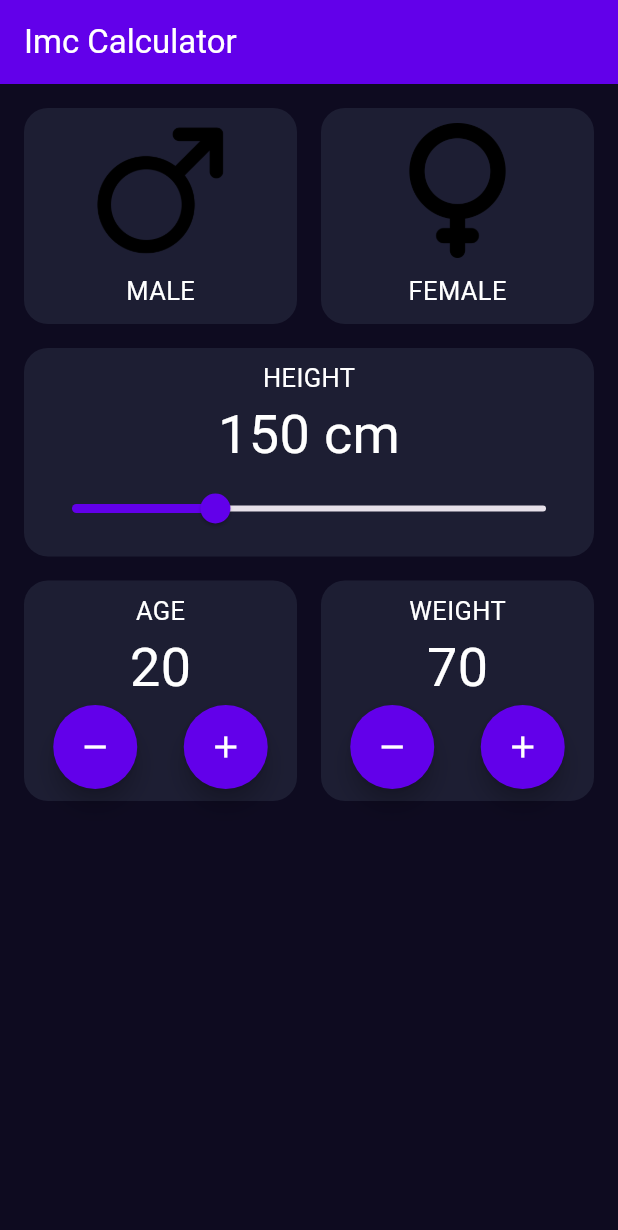
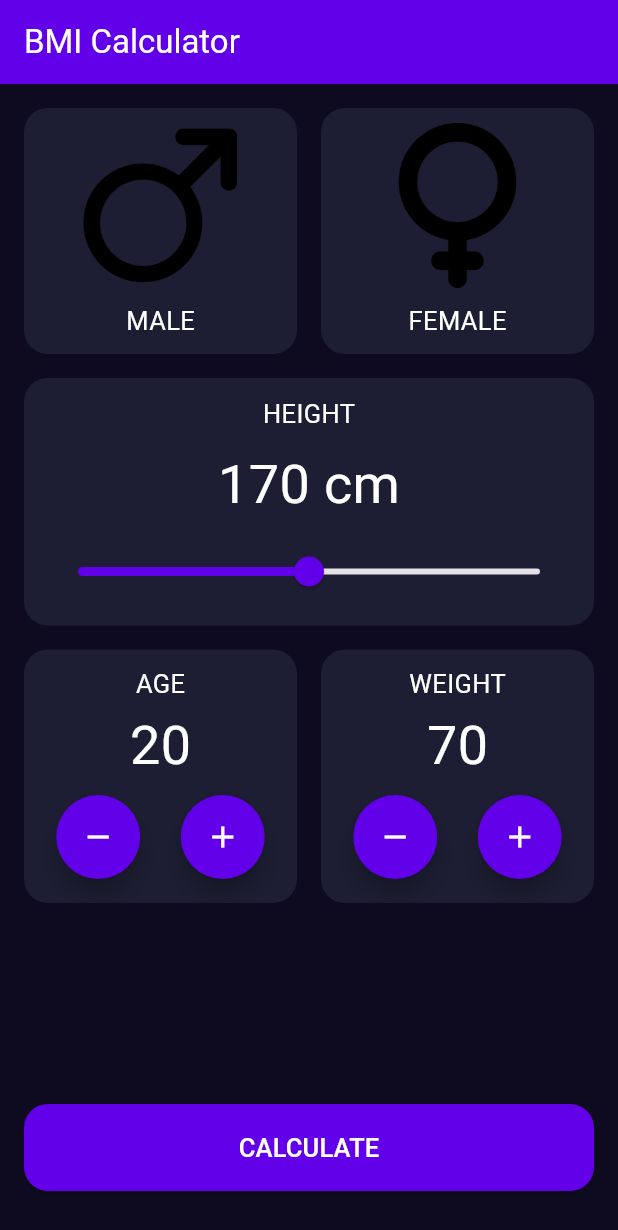
Before and after one commit to mesegr/IMC_Calc--AppCursoFlutterDart--, a Flutter app: the screen it shows after launch, on a phone screen of 412 x 824 dp. Shown: the top 1230 px of the screen. Run offline on Flutter 3.47's test engine with Material 3 defaults, Android fonts, the phone set to English and light mode, and no system bars.

Commit message:
boton de calcular

```diff
--- /dev/null
+++ b/imc_calculator/lib/components/calculate_buton.dart
@@ -0,0 +1,37 @@
+import 'package:flutter/material.dart';
+import 'package:imc_calculator/core/app_colors.dart';
+import 'package:imc_calculator/core/text_styles.dart';
+import 'package:imc_calculator/screens/imc_result_screen.dart';
+
+class CalculateButton extends StatefulWidget {
+  final int weight;
+  final double height;
+  const CalculateButton({super.key,required this.height,required this.weight});
+
+  @override
+  State<CalculateButton> createState() => _CalculateButtonState();
+}
+
+class _CalculateButtonState extends State<CalculateButton> {
+  double get trueHeight => widget.height/100;
+  double get bmi => widget.weight /(trueHeight * trueHeight);
+  @override
+  Widget build(BuildContext context) {
+    return Padding(
+      padding: const EdgeInsets.only(left:16.0,right: 16,bottom: 30),
+      child: ElevatedButton(onPressed: (){
+                            Navigator.push(context,
+                              MaterialPageRoute(builder: (context) => ImcResultScreen(bmi: bmi.toString(),)
+
+                              )
+                              );
+
+                            },
+                            style: ButtonStyle(
+                                  backgroundColor: WidgetStatePropertyAll(AppColors.primary),
+                                  shape: WidgetStatePropertyAll(RoundedRectangleBorder(
+                                  borderRadius:BorderRadius.circular(16)))),
+                                  child: Text('CALCULATE',style: TextStyles.primaryTextStyle)),
+    );
+  }
+}
--- a/imc_calculator/lib/components/gender_selector.dart
+++ b/imc_calculator/lib/components/gender_selector.dart
@@ -39,7 +39,7 @@ class _GenderSelectorState extends State<GenderSelector> {
                   child: Column(
                     children: [
 
-                      Image.asset('assets/images/male.png',height: 90,),
+                      Image.asset('assets/images/male.png',height: 110,),
                       SizedBox(height: 10),
                       Text('MALE', style: TextStyles.primaryTextStyle,)
 
@@ -74,7 +74,7 @@ class _GenderSelectorState extends State<GenderSelector> {
                   child: Column(
                     children: [
 
-                      Image.asset('assets/images/female.png',height: 90,),
+                      Image.asset('assets/images/female.png',height: 110,),
                       SizedBox(height: 10),
                       Text('FEMALE', style: TextStyles.primaryTextStyle,)
 
--- a/imc_calculator/lib/components/height_selector.dart
+++ b/imc_calculator/lib/components/height_selector.dart
@@ -5,14 +5,16 @@ import 'package:imc_calculator/core/app_colors.dart';
 import 'package:imc_calculator/core/text_styles.dart';
 
 class HeightSelector extends StatefulWidget {
-  const HeightSelector({super.key});
+  final double heightSelected;
+  final Function(double value) setHeight;
+  const HeightSelector({super.key,required this.heightSelected,required this.setHeight});
 
   @override
   State<HeightSelector> createState() => _HeightSelectorState();
 }
 
 class _HeightSelectorState extends State<HeightSelector> {
-  double HeightSelected = 150;
+
   @override
   Widget build(BuildContext context) {
     return Padding(
@@ -24,18 +26,21 @@ class _HeightSelectorState extends State<HeightSelector> {
           color: AppColors.backgroundComponent,
         ),
         child: Padding(
-          padding: const EdgeInsets.all(8.0),
+          padding: const EdgeInsets.all(12.0),
           child: Column(
 
             children: [
 
               Text('HEIGHT',style: TextStyles.primaryTextStyle,),
-              Text('${HeightSelected.toStringAsFixed(0)} cm', style: TextStyle(color: Colors.white, fontSize: 36),),
-              Slider(value: HeightSelected, onChanged: (value){
+              Padding(
+                padding: const EdgeInsets.all(9.0),
+                child: Text('${widget.heightSelected.toStringAsFixed(0)} cm', style: TextStyle(color: Colors.white, fontSize: 36),),
+              ),
+              Slider(value: widget.heightSelected, onChanged: (value){
 
                 setState(() {
 
-                  HeightSelected = value;
+                  widget.setHeight(value);
 
                 });
 
@@ -43,7 +48,7 @@ class _HeightSelectorState extends State<HeightSelector> {
               min: 120,
               max: 220,
               divisions: 100,
-              label: '${HeightSelected.toStringAsFixed(0)} cm',
+              label: '${widget.heightSelected.toStringAsFixed(0)} cm',
               activeColor: AppColors.primary,
 
               )
--- a/imc_calculator/lib/components/number_selector.dart
+++ b/imc_calculator/lib/components/number_selector.dart
@@ -28,15 +28,21 @@ class _NumberSelectorState extends State<NumberSelector> {
 
           children: [
 
-            Text(widget.title, style: TextStyles.primaryTextStyle,),
+            Padding(
+              padding: const EdgeInsets.all(3.0),
+              child: Text(widget.title, style: TextStyles.primaryTextStyle,),
+            ),
             Text(widget.value.toString(),style: TextStyle(color: Colors.white, fontSize: 36),),
-            Row(
-              mainAxisAlignment: MainAxisAlignment.spaceEvenly,
-              children: [
-                FloatingActionButton(onPressed: () {widget.onDecrement();}, shape: CircleBorder(),backgroundColor: AppColors.primary,child: Icon(Icons.remove,color: Colors.white),),
-                SizedBox(width: 8,),
-                FloatingActionButton(onPressed: () {widget.onIncrement();}, shape: CircleBorder(),backgroundColor: AppColors.primary,child: Icon(Icons.add,color: Colors.white),)
-              ],
+            Padding(
+              padding: const EdgeInsets.all(8.0),
+              child: Row(
+                mainAxisAlignment: MainAxisAlignment.spaceEvenly,
+                children: [
+                  FloatingActionButton(onPressed: () {widget.onDecrement();}, shape: CircleBorder(),backgroundColor: AppColors.primary,heroTag: null,child: Icon(Icons.remove,color: Colors.white),),
+                  SizedBox(width: 16),
+                  FloatingActionButton(onPressed: () {widget.onIncrement();}, shape: CircleBorder(),backgroundColor: AppColors.primary,heroTag: null,child: Icon(Icons.add,color: Colors.white),)
+                ],
+              ),
             ),
           ],
         ),
--- a/imc_calculator/lib/main.dart
+++ b/imc_calculator/lib/main.dart
@@ -13,7 +13,7 @@ class MainApp extends StatelessWidget {
   Widget build(BuildContext context) {
     return MaterialApp(
       home: Scaffold(
-        appBar: AppBar(title: Text('Imc Calculator'),
+        appBar: AppBar(title: Text('BMI Calculator'),
                         backgroundColor: AppColors.primary,
                         foregroundColor: Colors.white,),
         backgroundColor: AppColors.background,
--- a/imc_calculator/lib/screens/imc_home_screen.dart
+++ b/imc_calculator/lib/screens/imc_home_screen.dart
@@ -1,4 +1,5 @@
 import 'package:flutter/material.dart';
+import 'package:imc_calculator/components/calculate_buton.dart';
 import 'package:imc_calculator/components/gender_selector.dart';
 import 'package:imc_calculator/components/height_selector.dart';
 import 'package:imc_calculator/components/number_selector.dart';
@@ -13,6 +14,7 @@ class ImcHome extends StatefulWidget {
 class _ImcHomeState extends State<ImcHome> {
   int selectedAge = 20;
   int selectedWeight = 70;
+  double selectedHeight = 170;
   @override
   Widget build(BuildContext context) {
     return Column(
@@ -20,7 +22,13 @@ class _ImcHomeState extends State<ImcHome> {
       children: [
 
         GenderSelector(),
-        HeightSelector(),
+        HeightSelector(heightSelected: selectedHeight,setHeight: (value) {
+            setState(() {
+
+                  selectedHeight = value;
+
+                });
+        },),
 
         Padding(
           padding: const EdgeInsets.only(left: 16,right: 16),
@@ -68,7 +76,9 @@ class _ImcHomeState extends State<ImcHome> {
 
             ],
           ),
-        )
+        ),
+        Spacer(),
+        SizedBox(height: 88,width: double.infinity,child: CalculateButton(height: selectedHeight,weight: selectedWeight))
       ],
     );
   }
```
Also changed, not shown: imc_calculator/lib/screens/imc_result_screen.dart (added, +53 -0 lines).
